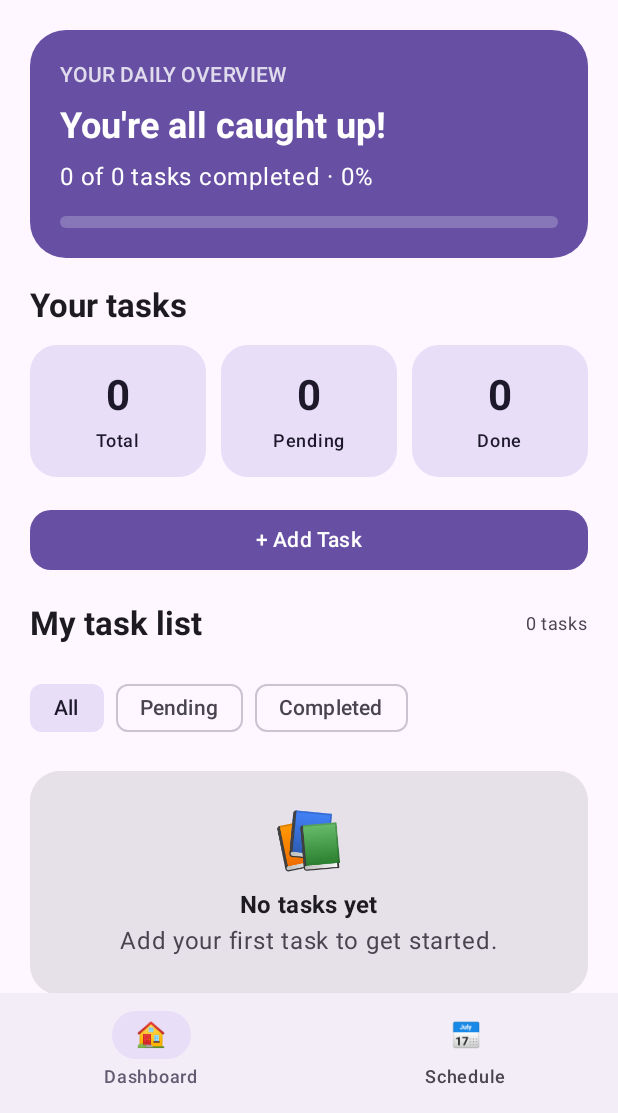
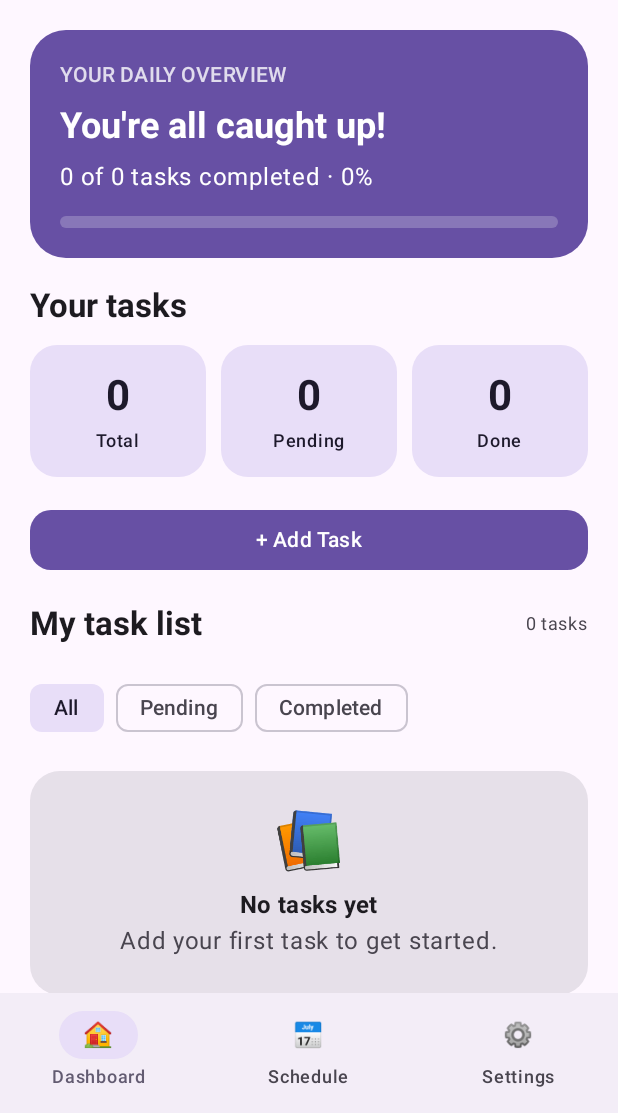
Before and after one commit to clara004/TaskNest, an Android app built with Jetpack Compose: the screen it shows after launch (MainActivity), on a phone screen of 412 x 824 dp, the part 123-1236 px from its top. Run offline under Robolectric (Android 15) with nearby library versions, the phone set to English and light mode, and no system bars; our stand-ins replace Room's generated code.

Commit message:
Added settings tab with user name

```diff
--- a/app/src/main/java/com/example/tasknest/MainActivity.kt
+++ b/app/src/main/java/com/example/tasknest/MainActivity.kt
@@ -65,6 +65,7 @@ import androidx.compose.runtime.getValue
 import androidx.compose.runtime.setValue
 import androidx.compose.runtime.mutableStateOf
 import androidx.compose.runtime.remember
+import com.example.tasknest.settings.UserPreferences
 class MainActivity : ComponentActivity() {
 
     override fun onCreate(savedInstanceState: Bundle?) {
@@ -72,6 +73,7 @@ class MainActivity : ComponentActivity() {
 
         val database = TaskDatabase.getDatabase(applicationContext)
         val repository = TaskRepository(database.taskDao())
+        val prefs = UserPreferences(applicationContext)
 
         setContent {
             MaterialTheme {
@@ -103,6 +105,13 @@ class MainActivity : ComponentActivity() {
                                         Text("Schedule")
                                     }
                                 )
+
+                                NavigationBarItem(
+                                    selected = selectedTab == "Settings",
+                                    onClick = { selectedTab = "Settings" },
+                                    icon = { Text("⚙️") },
+                                    label = { Text("Settings") }
+                                )
                             }
                         }
                     }
@@ -131,7 +140,7 @@ class MainActivity : ComponentActivity() {
 
                             when (selectedTab) {
                                 "Dashboard" -> {
-                                    TaskNestDashboard(repository)
+                                    TaskNestDashboard(repository, userName = prefs.userName)
                                 }
 
                                 "Schedule" -> {
@@ -141,6 +150,10 @@ class MainActivity : ComponentActivity() {
                                             selectedTask = task
                                         }
                                     )
+                                }
+
+                                "Settings" -> {
+                                    SettingsScreen(prefs)
                                 }
                             }
                         }
@@ -152,7 +165,7 @@ class MainActivity : ComponentActivity() {
 }
 
 @Composable
-fun TaskNestDashboard(repository: TaskRepository) {
+fun TaskNestDashboard(repository: TaskRepository, userName: String = "") {
     val tasks by repository.allTasks.collectAsState(initial = emptyList())
     var selectedFilter by remember { mutableStateOf("All") }
 
@@ -254,7 +267,7 @@ fun TaskNestDashboard(repository: TaskRepository) {
                     )
                     Spacer(modifier = Modifier.height(4.dp))
                     Text(
-                        text = "Your study life, organized.",
+                        text = if (userName.isBlank()) "Your study life, organized." else "Hi, $userName 👋",
                         style = MaterialTheme.typography.bodyMedium,
                         color = MaterialTheme.colorScheme.onSurfaceVariant
                     )
--- /dev/null
+++ b/app/src/main/java/com/example/tasknest/settings/UserPreferences.kt
@@ -0,0 +1,24 @@
+package com.example.tasknest.settings
+
+import android.content.Context
+import androidx.compose.runtime.getValue
+import androidx.compose.runtime.mutableStateOf
+import androidx.compose.runtime.setValue
+
+class UserPreferences(context: Context) {
+
+    private val prefs = context.applicationContext
+        .getSharedPreferences("tasknest_prefs", Context.MODE_PRIVATE)
+
+    var userName by mutableStateOf(prefs.getString(KEY_NAME, "").orEmpty())
+        private set
+
+    fun updateUserName(name: String) {
+        userName = name.trim()
+        prefs.edit().putString(KEY_NAME, userName).apply()
+    }
+
+    private companion object {
+        const val KEY_NAME = "user_name"
+    }
+}
```
Also changed, not shown: app/src/main/java/com/example/tasknest/SettingsScreen.kt (added, +58 -0 lines).
